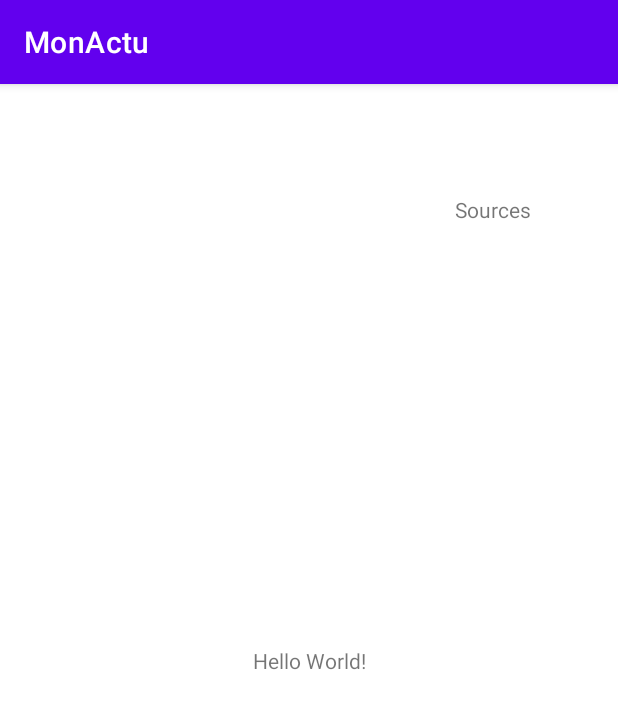
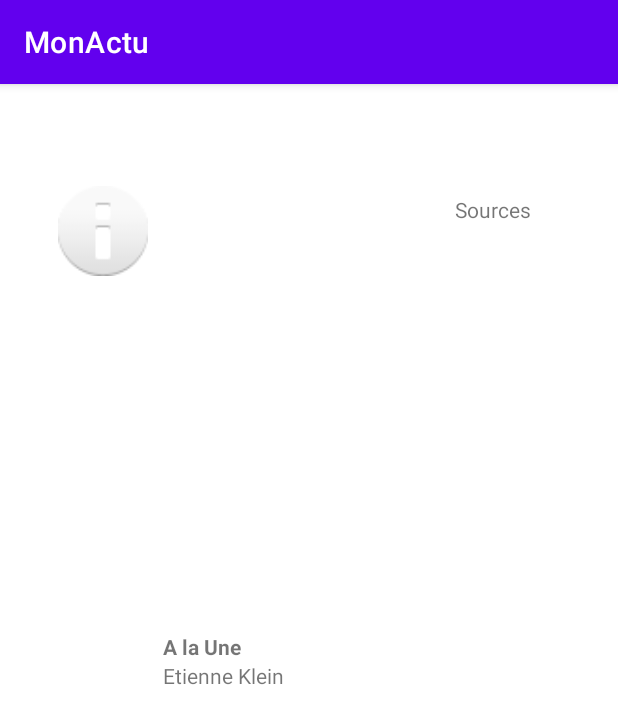
Before and after one commit to fanismichalakis/MonActu, an Android app: the screen it shows after launch (MainActivity), after a tap on "CANCEL", on a phone screen of 412 x 824 dp. Shown: the top 724 px of the screen. Run offline under Robolectric (Android 15) with nearby library versions, the light colour scheme and no system bars; our stand-ins replace Volley; network calls fail.

Commit message:
add recyclerView (premier jet)

```diff
--- a/app/build.gradle
+++ b/app/build.gradle
@@ -40,6 +40,7 @@ dependencies {
     implementation 'com.google.android.material:material:1.1.0'
     implementation 'androidx.constraintlayout:constraintlayout:1.1.3'
     implementation 'com.android.volley:volley:1.1.1'
+    implementation 'com.android.support:recyclerview-v7:28.0.0'
     testImplementation 'junit:junit:4.+'
     androidTestImplementation 'androidx.test.ext:junit:1.1.1'
     androidTestImplementation 'androidx.test.espresso:espresso-core:3.2.0'
--- a/app/src/main/AndroidManifest.xml
+++ b/app/src/main/AndroidManifest.xml
@@ -4,6 +4,7 @@
 
     <uses-permission android:name="android.permission.INTERNET" />
     <uses-permission android:name="android.permission.ACCESS_NETWORK_STATE" />
+
     <application
         android:allowBackup="true"
         android:icon="@mipmap/ic_launcher"
@@ -11,6 +12,8 @@
         android:roundIcon="@mipmap/ic_launcher_round"
         android:supportsRtl="true"
         android:theme="@style/Theme.MonActu">
+        <activity android:name=".ArticlesObject"></activity>
+        <activity android:name=".CustomAdapter" />
         <activity android:name=".MainActivity">
             <intent-filter>
                 <action android:name="android.intent.action.MAIN" />
--- /dev/null
+++ b/app/src/main/java/fr/fanismichalakis/monactu/ArticlesObject.kt
@@ -0,0 +1,16 @@
+package fr.fanismichalakis.monactu
+
+import androidx.appcompat.app.AppCompatActivity
+import android.os.Bundle
+
+class ArticlesObject {
+    var title:String = ""
+    var author:String = ""
+
+    constructor() {}
+
+    constructor(title: String, author: String) {
+        this.title = title
+        this.author = author
+    }
+}
--- /dev/null
+++ b/app/src/main/java/fr/fanismichalakis/monactu/CustomAdapter.kt
@@ -0,0 +1,46 @@
+package fr.fanismichalakis.monactu
+
+import androidx.appcompat.app.AppCompatActivity
+import android.os.Bundle
+import android.util.Log
+import android.view.LayoutInflater
+import android.view.View
+import android.view.ViewGroup
+import android.widget.TextView
+import androidx.recyclerview.widget.LinearLayoutManager
+import androidx.recyclerview.widget.RecyclerView
+
+class CustomAdapter (private val dataSet: ArrayList<ArticlesObject>) :
+    RecyclerView.Adapter<CustomAdapter.ViewHolder>() {
+
+        class ViewHolder(v: View) : RecyclerView.ViewHolder(v) {
+        val txtTitle: TextView
+        val txtAuthor: TextView
+
+        init {
+            v.setOnClickListener { Log.d("RecycleView","Element $adapterPosition clicked") }
+            txtTitle = v.findViewById(R.id.txtTitle)
+            txtAuthor = v.findViewById(R.id.txtAuthor)
+        }
+    }
+
+    override fun onCreateViewHolder(viewGroup: ViewGroup, viewType: Int): ViewHolder {
+        val v = LayoutInflater.from(viewGroup.context)
+            .inflate(R.layout.list_item_article, viewGroup, false)
+
+        return ViewHolder(v)
+    }
+
+    override fun onBindViewHolder(viewHolder: ViewHolder, position: Int) {
+        Log.d(TAG, "Element $position set")
+
+        viewHolder.txtAuthor.text = dataSet[position].author
+        viewHolder.txtTitle.text  = dataSet[position].title
+    }
+
+    override fun getItemCount() = dataSet.size
+
+    companion object {
+        private val TAG = "CustomAdapter"
+    }
+}
--- a/app/src/main/java/fr/fanismichalakis/monactu/MainActivity.kt
+++ b/app/src/main/java/fr/fanismichalakis/monactu/MainActivity.kt
@@ -5,12 +5,18 @@ import android.net.ConnectivityManager
 import android.net.NetworkCapabilities
 import android.os.Build
 import android.os.Bundle
+import android.service.autofill.Dataset
 import android.util.Log
+import android.view.LayoutInflater
+import android.view.View
+import android.view.ViewGroup
 import android.widget.TextView
 import android.widget.Toast
 import androidx.annotation.RequiresApi
 import androidx.appcompat.app.AlertDialog
 import androidx.appcompat.app.AppCompatActivity
+import androidx.recyclerview.widget.LinearLayoutManager
+import androidx.recyclerview.widget.RecyclerView
 import com.android.volley.Request
 import com.android.volley.toolbox.JsonObjectRequest
 import com.android.volley.toolbox.Volley
@@ -18,11 +24,30 @@ import com.android.volley.toolbox.Volley
 
 class MainActivity : AppCompatActivity() {
 
+    lateinit var viewManager: LinearLayoutManager
+    lateinit var viewAdapter: CustomAdapter
+    lateinit var recyclerView: RecyclerView
+    lateinit var dataset: ArrayList<ArticlesObject>
+
+
+
+
+
     @RequiresApi(Build.VERSION_CODES.M)
     override fun onCreate(savedInstanceState: Bundle?) {
         super.onCreate(savedInstanceState)
         setContentView(R.layout.activity_main)
-        val context: Context = applicationContext
+
+        initDataset()
+
+        viewManager = LinearLayoutManager(this)
+        viewAdapter = CustomAdapter(dataset)
+
+        recyclerView = findViewById<RecyclerView>(R.id.recyclerViewArticles).apply {
+            setHasFixedSize(true)
+            layoutManager = viewManager
+            adapter = viewAdapter
+        }
 
 
         val builder: AlertDialog.Builder? = MainActivity@ this?.let {
@@ -47,7 +72,7 @@ class MainActivity : AppCompatActivity() {
         val textViewSources = findViewById<TextView>(R.id.textViewSources)
 
         val queue = Volley.newRequestQueue(this)
-        val url = "https://newsapi.org/v2/sources?apiKey=d59958a4990048c896539cb17af6a6b7&language=fr"
+        val url = "https://newsapi.org/v2/sources?apiKey=$apiKey&language=fr"
 
         // Request a string response from the provided URL.
         val stringRequest = object: JsonObjectRequest(
@@ -70,4 +95,34 @@ class MainActivity : AppCompatActivity() {
 
         queue.add(stringRequest)
     }
+
+    private fun initDataset() {
+        dataset = ArrayList<ArticlesObject>()
+
+        var article = ArticlesObject("A la Une", "Etienne Klein")
+        dataset.add(article)
+    }
+
+    private fun getArticles(articleSource: String, apiKey: String) {
+        val url = "https://newsapi.org/v2/everything?apiKey=$apiKey&language=fr&sources=$articleSource"
+        val queue = Volley.newRequestQueue(this)
+        val stringRequest = object: JsonObjectRequest(
+                Request.Method.GET, url, null,
+                { response ->
+                    Log.d("TAG", response.toString())
+                },
+                { error ->
+                    Log.d("TAG", "Something went wrong: $error")
+                    //TODO("need to make show dialog a function outside of onCreate")
+                })
+        {
+            override fun getHeaders(): MutableMap<String, String> {
+                val headers = HashMap<String, String>()
+                headers["User-Agent"] = "Mozilla/5.0"
+                return headers
+            }
+        }
+
+        queue.add(stringRequest)
+    }
 }
--- /dev/null
+++ b/app/src/main/res/layout/activity_articles_object.xml
@@ -0,0 +1,9 @@
+<?xml version="1.0" encoding="utf-8"?>
+<androidx.constraintlayout.widget.ConstraintLayout xmlns:android="http://schemas.android.com/apk/res/android"
+    xmlns:app="http://schemas.android.com/apk/res-auto"
+    xmlns:tools="http://schemas.android.com/tools"
+    android:layout_width="match_parent"
+    android:layout_height="match_parent"
+    tools:context=".ArticlesObject">
+
+</androidx.constraintlayout.widget.ConstraintLayout>
--- /dev/null
+++ b/app/src/main/res/layout/activity_custom_adapter.xml
@@ -0,0 +1,9 @@
+<?xml version="1.0" encoding="utf-8"?>
+<androidx.constraintlayout.widget.ConstraintLayout xmlns:android="http://schemas.android.com/apk/res/android"
+    xmlns:app="http://schemas.android.com/apk/res-auto"
+    xmlns:tools="http://schemas.android.com/tools"
+    android:layout_width="match_parent"
+    android:layout_height="match_parent"
+    tools:context=".CustomAdapter">
+
+</androidx.constraintlayout.widget.ConstraintLayout>
--- a/app/src/main/res/layout/activity_main.xml
+++ b/app/src/main/res/layout/activity_main.xml
@@ -5,15 +5,6 @@
     android:layout_width="match_parent"
     android:layout_height="match_parent"
     tools:context=".MainActivity">
-
-    <TextView
-        android:layout_width="wrap_content"
-        android:layout_height="wrap_content"
-        android:text="Hello World!"
-        app:layout_constraintBottom_toBottomOf="parent"
-        app:layout_constraintLeft_toLeftOf="parent"
-        app:layout_constraintRight_toRightOf="parent"
-        app:layout_constraintTop_toTopOf="parent" />
 
     <TextView
         android:id="@+id/textViewSources"
@@ -26,4 +17,19 @@
         app:layout_constraintEnd_toEndOf="parent"
         app:layout_constraintTop_toTopOf="parent" />
 
+    <androidx.recyclerview.widget.RecyclerView
+        android:id="@+id/recyclerViewArticles"
+        android:layout_width="355dp"
+        android:layout_height="654dp"
+        android:layout_marginStart="28dp"
+        android:layout_marginLeft="28dp"
+        android:layout_marginTop="40dp"
+        android:layout_marginEnd="28dp"
+        android:layout_marginRight="28dp"
+        android:layout_marginBottom="38dp"
+        app:layout_constraintBottom_toBottomOf="parent"
+        app:layout_constraintEnd_toEndOf="parent"
+        app:layout_constraintStart_toStartOf="parent"
+        app:layout_constraintTop_toTopOf="parent" />
+
 </androidx.constraintlayout.widget.ConstraintLayout>
--- /dev/null
+++ b/app/src/main/res/layout/list_item_article.xml
@@ -0,0 +1,40 @@
+<?xml version="1.0" encoding="utf-8"?>
+<RelativeLayout
+    xmlns:android="http://schemas.android.com/apk/res/android"
+    android:layout_width="match_parent"
+    android:layout_height="match_parent"
+    android:orientation="vertical">
+
+    <ImageView
+        android:id="@+id/articleThumbnail"
+        android:layout_width="60dp"
+        android:layout_height="60dp"
+        android:layout_margin="10dp"
+        android:layout_marginStart="16dp"
+        android:layout_marginLeft="16dp"
+        android:layout_marginTop="16dp"
+        android:src="@android:drawable/ic_dialog_info"
+        android:contentDescription= "@string/thumbnail_of_article" />
+
+    <LinearLayout
+        android:layout_width="match_parent"
+        android:layout_height="wrap_content"
+        android:layout_centerVertical="true"
+        android:layout_toRightOf="@+id/articleThumbnail"
+        android:orientation="vertical">
+
+        <TextView
+            android:id="@+id/txtTitle"
+            android:layout_width="match_parent"
+            android:layout_height="wrap_content"
+            android:text="@string/title"
+            android:textStyle="bold"
+            />
+        <TextView
+            android:id="@+id/txtAuthor"
+            android:layout_width="match_parent"
+            android:layout_height="wrap_content"
+            android:text="@string/author"/>
+    </LinearLayout>
+
+</RelativeLayout>
--- /dev/null
+++ b/app/src/main/res/values/ids.xml
@@ -0,0 +1,4 @@
+<?xml version="1.0" encoding="utf-8"?>
+<resources>
+
+</resources>
--- a/app/src/main/res/values/strings.xml
+++ b/app/src/main/res/values/strings.xml
@@ -4,4 +4,7 @@
     <string name="no_connection_dialog_title">Pas de connexion</string>
     <string name="ok_button">OK</string>
     <string name="cancel_button">Cancel</string>
+    <string name="thumbnail_of_article">thumbnail of article</string>
+    <string name="title">Title</string>
+    <string name="author">Author</string>
 </resources>
```
